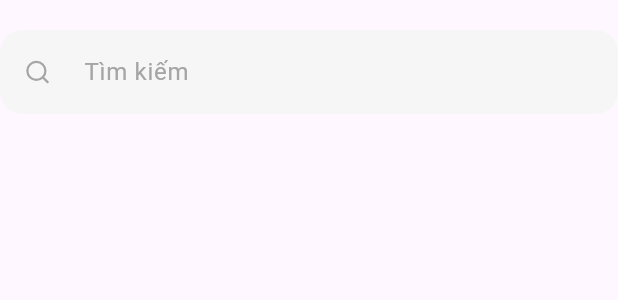
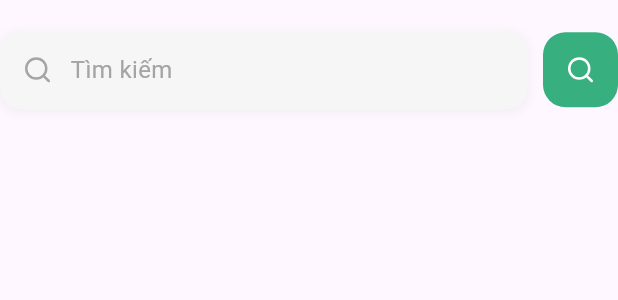
Before and after one commit to kiu-chan/ui_project, a Flutter app: the Search widget shown alone on an empty page, opened directly, on a phone screen of 412 x 824 dp. Shown: the top 300 px of the screen. Run offline on Flutter 3.47's test engine with Material 3 defaults, Android fonts, the phone set to English and light mode, and no system bars; our stand-ins replace cached_network_image, cloud_firestore, custom_sliding_segmented_control, equatable, firebase_auth, firebase_core and 9 more; missing offline and left inert: flutter_map_location_marker; accounts and stored records are empty; generated files the repository leaves out were written again; network calls fail.

Commit message:
cập nhật giao diện

```diff
--- a/lib/presentation/screens/explore/explore_screen.dart
+++ b/lib/presentation/screens/explore/explore_screen.dart
@@ -21,13 +21,13 @@ class _ExploreScreenState extends State<ExploreScreen> {
   Widget build(BuildContext context) {
     return Scaffold(
       backgroundColor: AppColors.backGroundColor,
-      appBar: AppbarRoot(
-        title: 'Khám phá',
-      ),
       body: Column(
         mainAxisAlignment: MainAxisAlignment.start,
         crossAxisAlignment: CrossAxisAlignment.center,
         children: [
+        SizedBox(
+          height: 50,
+        ),
           CustomSlidingSegmentedControl<int>(
             fixedWidth: MediaQuery.sizeOf(context).width * 0.45,
             initialValue: selectedSegment,
--- a/lib/presentation/widgets/search_bar.dart
+++ b/lib/presentation/widgets/search_bar.dart
@@ -1,5 +1,7 @@
 import 'package:flutter/material.dart';
 import 'package:lucide_icons/lucide_icons.dart';
+import 'package:ui_project/core/constant/color.dart';
+import 'package:ui_project/core/constant/textStyle.dart';
 import 'package:ui_project/presentation/screens/home/search_screen.dart';
 
 class Search extends StatelessWidget {
@@ -7,38 +9,91 @@ class Search extends StatelessWidget {
 
   @override
   Widget build(BuildContext context) {
-    return GestureDetector(
+    return Container(
+      margin: const EdgeInsets.symmetric(vertical: 20),
+      child: Row(
+        children: [
+          Expanded(
+            child: Container(
+              decoration: BoxDecoration(
+                borderRadius: BorderRadius.circular(15),
+                color: const Color.fromRGBO(246, 246, 246, 1),
+                boxShadow: [
+                  BoxShadow(
+                    color: Colors.grey.withOpacity(0.1),
+                    spreadRadius: 1,
+                    blurRadius: 4,
+                    offset: const Offset(0, 2),
+                  ),
+                ],
+              ),
+              child: Material(
+                color: Colors.transparent,
+                child: InkWell(
+                  borderRadius: BorderRadius.circular(15),
                   onTap: () {
                     Navigator.push(
                       context,
                       MaterialPageRoute(
-            builder: (context) => SearchScreen(),
+                        builder: (context) => const SearchScreen(),
                       ),
                     );
                   },
                   child: Container(
-        margin: EdgeInsets.symmetric(
-          vertical: 20,
-        ),
-        decoration: BoxDecoration(
-          borderRadius: BorderRadius.circular(15),
-          color: Color.fromRGBO(246, 246, 246, 1),
-        ),
-        child: ListTile(
-          leading: Icon(
+                    padding: const EdgeInsets.all(15),
+                    child: Row(
+                      children: [
+                        const Icon(
                           LucideIcons.search,
-            size: 18,
+                          size: 20,
                           color: Color.fromRGBO(165, 165, 165, 1),
                         ),
-          title: Text(
+                        const SizedBox(width: 12),
+                        Text(
                           'Tìm kiếm',
-            style: TextStyle(
+                          style: AppTextStyle.bodyStyle.copyWith(
+                            color: const Color.fromRGBO(165, 165, 165, 1),
                             fontSize: 16,
-              color: Color.fromRGBO(165, 165, 165, 1),
+                          ),
+                        ),
+                      ],
                     ),
                   ),
                 ),
               ),
+            ),
+          ),
+          const SizedBox(width: 10),
+          Container(
+            decoration: BoxDecoration(
+              borderRadius: BorderRadius.circular(15),
+              color: AppColors.primaryColor,
+            ),
+            child: Material(
+              color: Colors.transparent,
+              child: InkWell(
+                borderRadius: BorderRadius.circular(15),
+                onTap: () {
+                  Navigator.push(
+                    context,
+                    MaterialPageRoute(
+                      builder: (context) => const SearchScreen(),
+                    ),
+                  );
+                },
+                child: const Padding(
+                  padding: EdgeInsets.all(15),
+                  child: Icon(
+                    LucideIcons.search,
+                    color: Colors.white,
+                    size: 20,
+                  ),
+                ),
+              ),
+            ),
+          ),
+        ],
+      ),
     );
   }
 }
--- a/pubspec.yaml
+++ b/pubspec.yaml
@@ -57,6 +57,7 @@ dependencies:
   firebase_storage: ^12.3.7
   crypto: ^3.0.6
   path: ^1.9.0
+  flutter_image_slideshow: ^0.1.6
 
 dev_dependencies:
   flutter_test:
```
Also changed, not shown: lib/presentation/screens/home/home_screen.dart (+87 -32 lines), lib/presentation/screens/map/map_screen.dart (+5 -5 lines), lib/presentation/screens/settings/setting_screen.dart (+4 -4 lines), pubspec.lock. Lines whose indentation alone changed are shown as unchanged.
